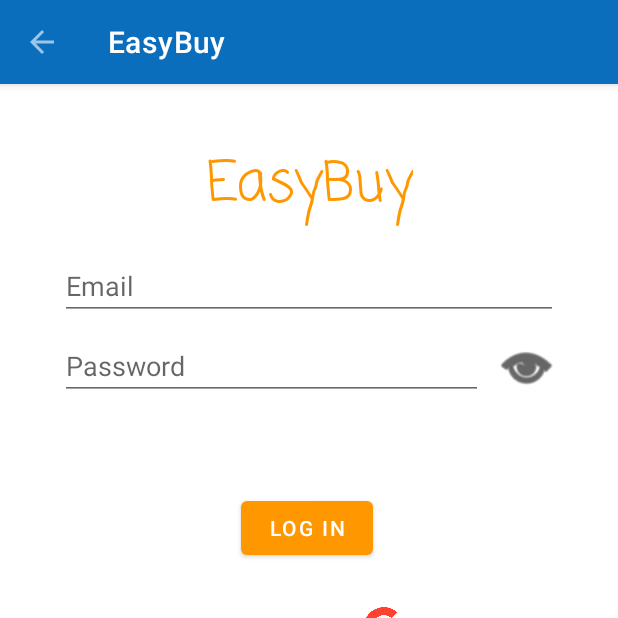
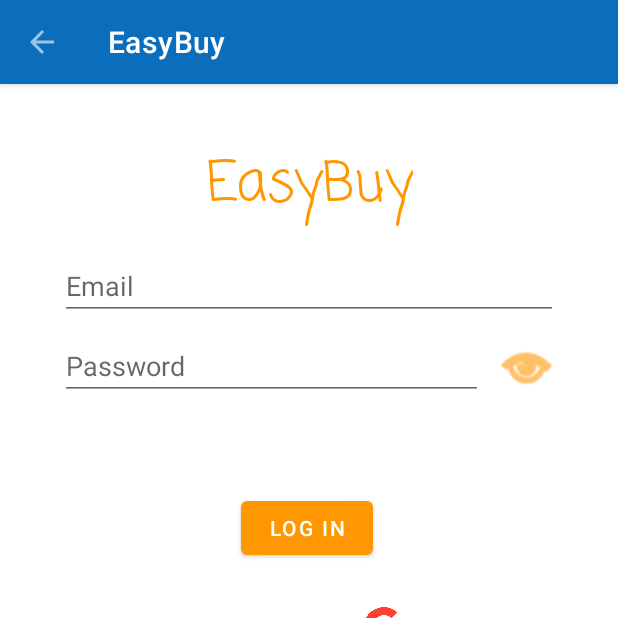
Before and after one commit to MizuNoMashu/HCI_Project, an Android app: the screen it shows after launch (MainActivity), after a tap on an icon or button, on a phone screen of 412 x 824 dp, the top half of it. Run offline under Robolectric (Android 15) with nearby library versions, the phone set to English and light mode, and no system bars; 2 other taps on this screen came first.

Commit message:
Fix show password

```diff
--- a/app/src/main/java/com/example/hci/login/LoginFragment.kt
+++ b/app/src/main/java/com/example/hci/login/LoginFragment.kt
@@ -10,6 +10,7 @@ import android.text.method.PasswordTransformationMethod
 import android.view.LayoutInflater
 import android.view.View
 import android.view.ViewGroup
+import androidx.core.content.ContextCompat
 import androidx.fragment.app.Fragment
 import androidx.navigation.fragment.NavHostFragment
 import com.example.hci.R
@@ -94,9 +95,13 @@ class LoginFragment : Fragment() {
             if(eyeval == 0){
                 passwordEditText.transformationMethod = HideReturnsTransformationMethod.getInstance()
                 eyeval = 1
+                context?.let { it1 -> ContextCompat.getColor(it1, R.color.primary) }
+                    ?.let { it2 -> eyeButton.setColorFilter(it2, android.graphics.PorterDuff.Mode.SRC_IN) };
             } else{
                 passwordEditText.transformationMethod = PasswordTransformationMethod.getInstance()
                 eyeval = 0
+                context?.let { it1 -> ContextCompat.getColor(it1, R.color.black) }
+                    ?.let { it2 -> eyeButton.setColorFilter(it2, android.graphics.PorterDuff.Mode.SRC_IN) };
             }
         }
     }
--- a/app/src/main/res/values/colors.xml
+++ b/app/src/main/res/values/colors.xml
@@ -6,6 +6,7 @@
     <color name="teal_200">#FF03DAC5</color>
     <color name="teal_700">#FF018786</color>
     <color name="black">#FF000000</color>
+    <color name="primary">#FF9800</color>
     <color name="white">#FFFFFFFF</color>
     <color name="primaryDarkColor">#000000</color>
 
```
Also changed, not shown: app/src/main/java/com/example/hci/login/SigninFragment.kt (+9 -0 lines).
